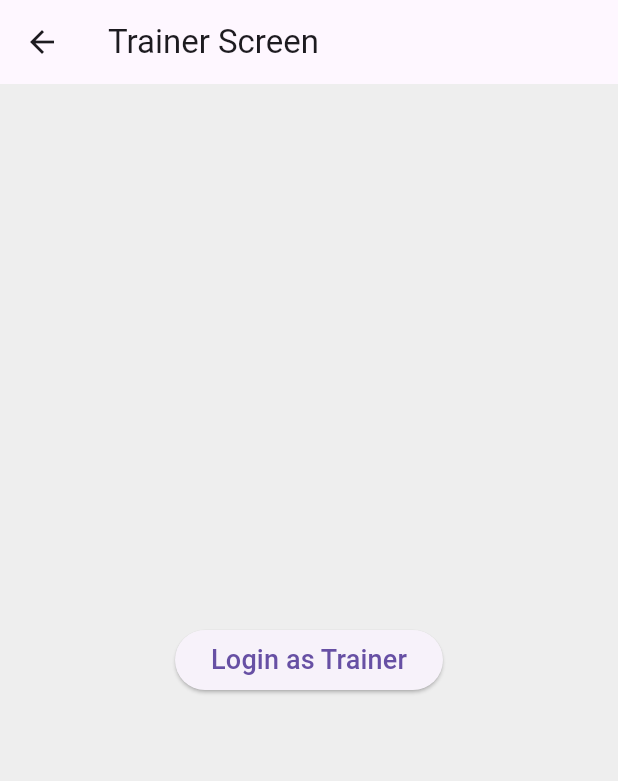
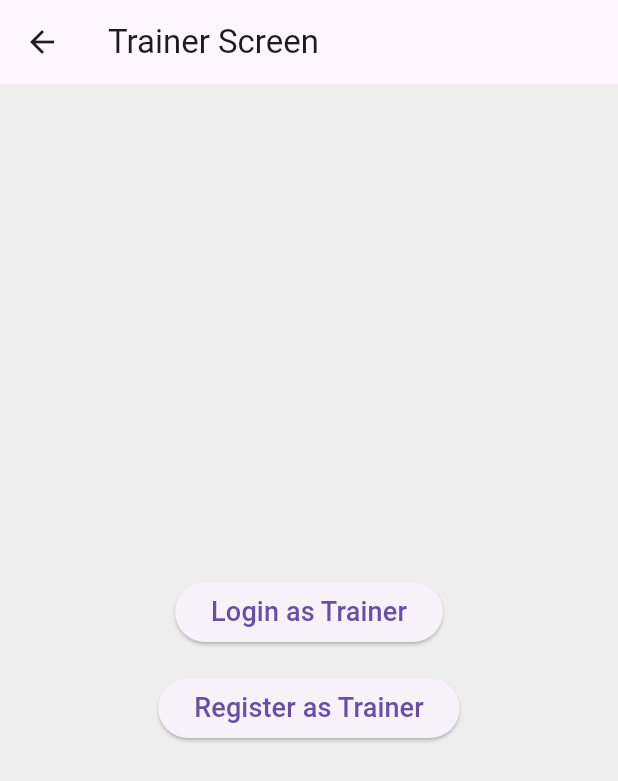
Before and after one commit to shifaaKh28/BodyAndMind, a Flutter app: the TrainerScreen screen opened directly, on a phone screen of 412 x 824 dp. Shown: the top 781 px of the screen. Run offline on Flutter 3.47's test engine with Material 3 defaults, Android fonts, the phone set to English and light mode, and no system bars; our stand-ins replace firebase_auth, firebase_core; accounts and stored records are empty; statements that could not run were skipped.

Commit message:
Update home.dart

```diff
--- a/lib/screens/trainer/home.dart
+++ b/lib/screens/trainer/home.dart
@@ -8,7 +8,10 @@ class TrainerScreen extends StatelessWidget {
         title: Text('Trainer Screen'),
       ),
       body: Center(
-        child: ElevatedButton(
+        child: Column(
+          mainAxisAlignment: MainAxisAlignment.center,
+          children: [
+            ElevatedButton(
               onPressed: () {
                 Navigator.pushNamed(context, '/trainerLogin');
               },
@@ -17,6 +20,18 @@ class TrainerScreen extends StatelessWidget {
                 style: TextStyle(fontSize: 18),
               ),
             ),
+            SizedBox(height: 16), // Add space between the buttons
+            ElevatedButton(
+              onPressed: () {
+                Navigator.pushNamed(context, '/trainerRegister');
+              },
+              child: Text(
+                'Register as Trainer',
+                style: TextStyle(fontSize: 18),
+              ),
+            ),
+          ],
+        ),
       ),
     );
   }
```
Lines whose indentation alone changed are shown as unchanged.
